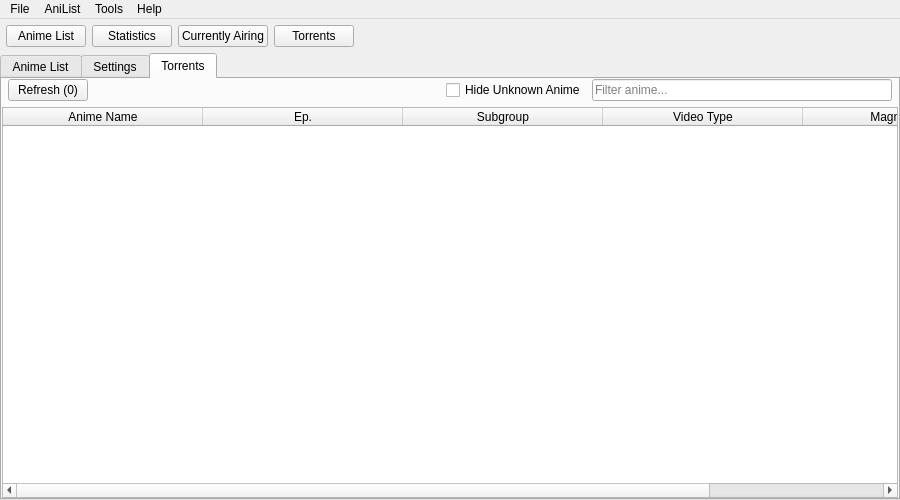
Above: mainwindow.ui from killmaster/Shinjiru before the change. Below: the same form after it.
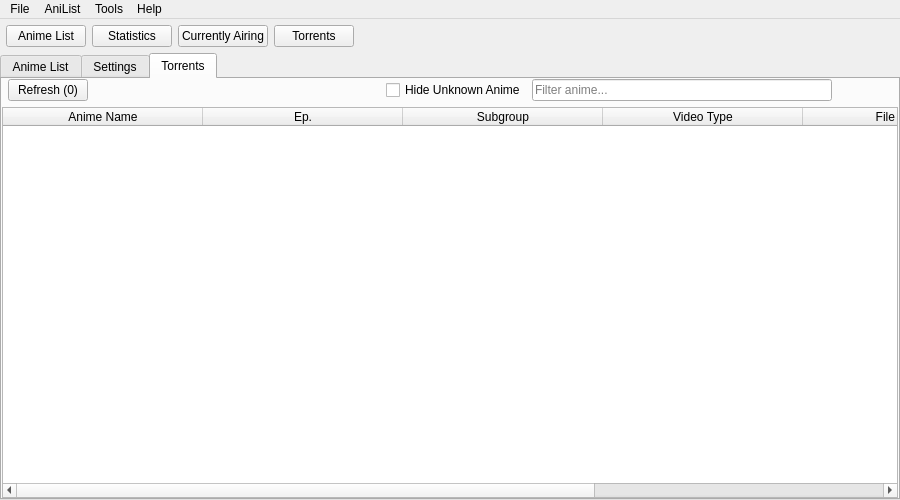
That is the form after the change.

Commit message: Hide unknown torrent option

```diff
--- a/mainwindow.ui
+++ b/mainwindow.ui
@@ -756,6 +756,13 @@
             </property>
            </widget>
           </item>
+          <item>
+           <layout class="QHBoxLayout" name="horizontalLayout_10">
+            <property name="leftMargin">
+             <number>60</number>
+            </property>
+           </layout>
+          </item>
          </layout>
         </item>
         <item>
@@ -804,6 +811,11 @@
             <string>Video Type</string>
            </property>
           </column>
+          <column>
+           <property name="text">
+            <string>File Name</string>
+           </property>
+          </column>
           <column>
            <property name="text">
             <string>Magnet Link</string>
```
The commit also changes 2 other files.
